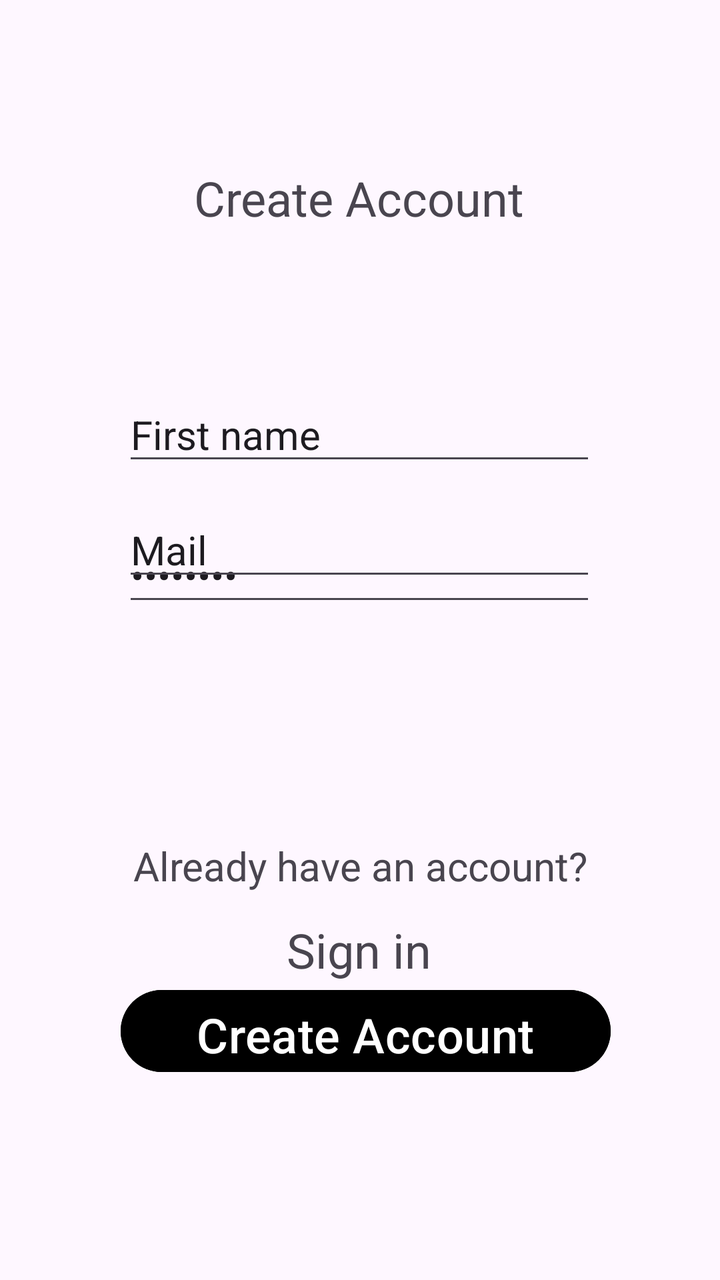
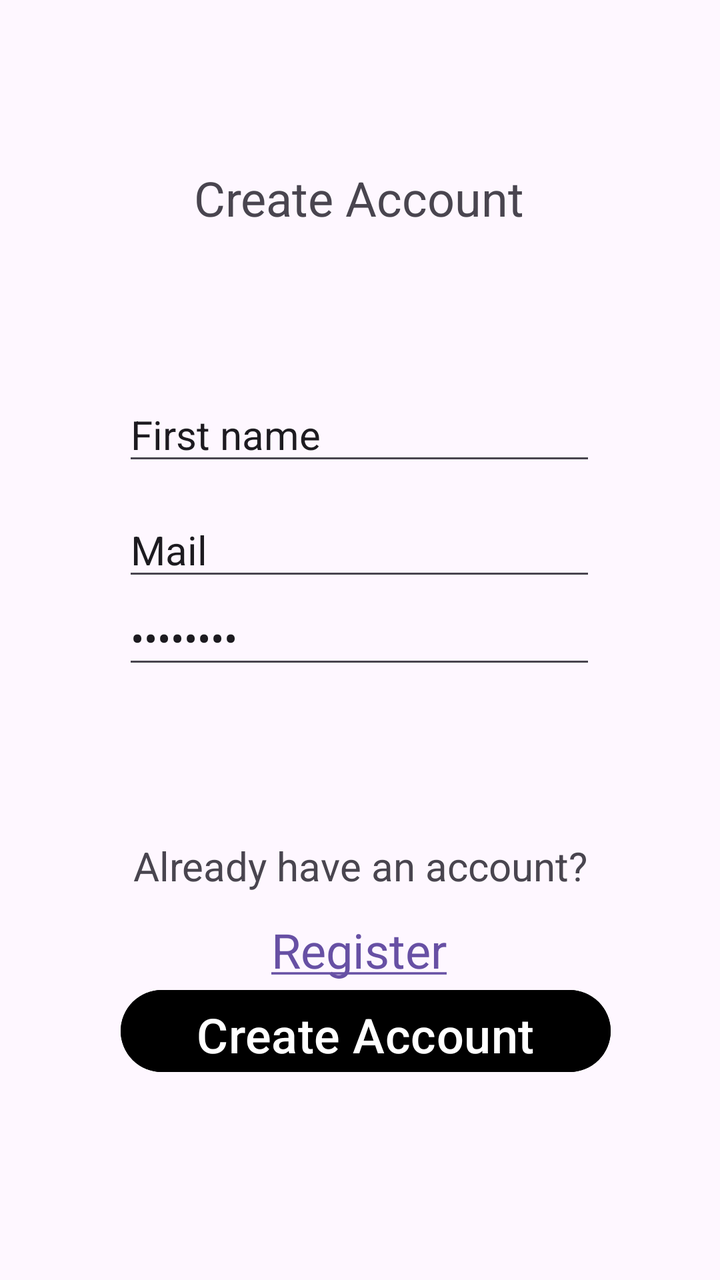

Screens rendered from an Android XML layout before and after an edit, with the pre-edit source and the edit as a unified diff.
<!-- AndroidManifest.xml: application theme Theme.GitScope -->
<!-- res/layout/activity_register.xml -->
<?xml version="1.0" encoding="utf-8"?>
<androidx.constraintlayout.widget.ConstraintLayout xmlns:android="http://schemas.android.com/apk/res/android"
    xmlns:app="http://schemas.android.com/apk/res-auto"
    xmlns:tools="http://schemas.android.com/tools"
    android:id="@+id/main"
    android:layout_width="match_parent"
    android:layout_height="match_parent"
    tools:context=".RegisterActivity">

    <EditText
        android:id="@+id/editTextTextPassword"
        android:layout_width="wrap_content"
        android:layout_height="wrap_content"
        android:layout_marginBottom="332dp"
        android:ems="10"
        android:inputType="textPassword"
        android:text="Password"
        android:textSize="20sp"
        app:layout_constraintBottom_toBottomOf="parent"
        app:layout_constraintEnd_toEndOf="parent"
        app:layout_constraintHorizontal_bias="0.497"
        app:layout_constraintStart_toStartOf="parent"
        app:layout_constraintTop_toBottomOf="@+id/editTextTextEmailAddress"
        app:layout_constraintVertical_bias="1.0" />

    <TextView
        android:id="@+id/textView2"
        android:layout_width="wrap_content"
        android:layout_height="wrap_content"
        android:text="Already have an account?"
        android:textSize="20sp"
        app:layout_constraintBottom_toBottomOf="parent"
        app:layout_constraintEnd_toEndOf="parent"
        app:layout_constraintStart_toStartOf="parent"
        app:layout_constraintTop_toTopOf="parent"
        app:layout_constraintVertical_bias="0.684" />

    <EditText
        android:id="@+id/editTextText"
        android:layout_width="wrap_content"
        android:layout_height="wrap_content"
        android:ems="10"
        android:inputType="text"
        android:text="First name"
        android:textSize="20sp"
        app:layout_constraintBottom_toBottomOf="parent"
        app:layout_constraintEnd_toEndOf="parent"
        app:layout_constraintHorizontal_bias="0.497"
        app:layout_constraintStart_toStartOf="parent"
        app:layout_constraintTop_toTopOf="parent"
        app:layout_constraintVertical_bias="0.325" />

    <Button
        android:id="@+id/createBtn"
        android:layout_width="245dp"
        android:layout_height="49dp"
        android:layout_marginBottom="100dp"
        android:backgroundTint="@color/black"
        android:text="Create Account"
        android:textColorLink="@color/white"
        android:textSize="24sp"
        app:layout_constraintBottom_toBottomOf="parent"
        app:layout_constraintEnd_toEndOf="parent"
        app:layout_constraintHorizontal_bias="0.524"
        app:layout_constraintStart_toStartOf="parent"
        app:layout_constraintTop_toBottomOf="@+id/loginLink"
        app:layout_constraintVertical_bias="1.0" />

    <TextView
        android:id="@+id/loginLink"
        android:layout_width="wrap_content"
        android:layout_height="wrap_content"
        android:text="Sign in"
        android:textSize="24sp"
        app:layout_constraintBottom_toBottomOf="parent"
        app:layout_constraintEnd_toEndOf="parent"
        app:layout_constraintHorizontal_bias="0.498"
        app:layout_constraintStart_toStartOf="parent"
        app:layout_constraintTop_toTopOf="parent"
        app:layout_constraintVertical_bias="0.755" />

    <EditText
        android:id="@+id/editTextTextEmailAddress"
        android:layout_width="wrap_content"
        android:layout_height="wrap_content"
        android:ems="10"
        android:inputType="textEmailAddress"
        android:text="Mail"
        android:textSize="20sp"
        app:layout_constraintBottom_toBottomOf="parent"
        app:layout_constraintEnd_toEndOf="parent"
        app:layout_constraintHorizontal_bias="0.497"
        app:layout_constraintStart_toStartOf="parent"
        app:layout_constraintTop_toBottomOf="@+id/editTextText"
        app:layout_constraintVertical_bias="0.038" />

    <TextView
        android:id="@+id/textView5"
        android:layout_width="wrap_content"
        android:layout_height="wrap_content"
        android:text="Create Account"
        android:textSize="24sp"
        app:layout_constraintBottom_toBottomOf="parent"
        app:layout_constraintEnd_toEndOf="parent"
        app:layout_constraintHorizontal_bias="0.498"
        app:layout_constraintStart_toStartOf="parent"
        app:layout_constraintTop_toTopOf="parent"
        app:layout_constraintVertical_bias="0.136" />
</androidx.constraintlayout.widget.ConstraintLayout>
<!-- resources referenced by this layout -->
<resources>
  <color name="black">#FF000000</color>
  <color name="white">#FFFFFFFF</color>
  <style name="Theme.GitScope" parent="Base.Theme.GitScope" />
  <style name="Base.Theme.GitScope" parent="Theme.Material3.DayNight.NoActionBar">
          
          
      </style>
</resources>

<!-- the commit's change to res/layout/activity_register.xml (unified diff, before → after) -->
@@ -8,20 +8,19 @@
     tools:context=".RegisterActivity">
 
     <EditText
-        android:id="@+id/editTextTextPassword"
+        android:id="@+id/editTextPassword"
         android:layout_width="wrap_content"
         android:layout_height="wrap_content"
-        android:layout_marginBottom="332dp"
         android:ems="10"
         android:inputType="textPassword"
         android:text="Password"
         android:textSize="20sp"
-        app:layout_constraintBottom_toBottomOf="parent"
+        app:layout_constraintBottom_toTopOf="@+id/textView2"
         app:layout_constraintEnd_toEndOf="parent"
         app:layout_constraintHorizontal_bias="0.497"
         app:layout_constraintStart_toStartOf="parent"
-        app:layout_constraintTop_toBottomOf="@+id/editTextTextEmailAddress"
-        app:layout_constraintVertical_bias="1.0" />
+        app:layout_constraintTop_toBottomOf="@+id/editTextEmail"
+        app:layout_constraintVertical_bias="0.0" />
 
     <TextView
         android:id="@+id/textView2"
@@ -36,7 +35,7 @@
         app:layout_constraintVertical_bias="0.684" />
 
     <EditText
-        android:id="@+id/editTextText"
+        android:id="@+id/editTextName"
         android:layout_width="wrap_content"
         android:layout_height="wrap_content"
         android:ems="10"
@@ -70,7 +69,7 @@
         android:id="@+id/loginLink"
         android:layout_width="wrap_content"
         android:layout_height="wrap_content"
-        android:text="Sign in"
+        android:text="@string/hyperlink"
         android:textSize="24sp"
         app:layout_constraintBottom_toBottomOf="parent"
         app:layout_constraintEnd_toEndOf="parent"
@@ -80,7 +79,7 @@
         app:layout_constraintVertical_bias="0.755" />
 
     <EditText
-        android:id="@+id/editTextTextEmailAddress"
+        android:id="@+id/editTextEmail"
         android:layout_width="wrap_content"
         android:layout_height="wrap_content"
         android:ems="10"
@@ -91,7 +90,7 @@
         app:layout_constraintEnd_toEndOf="parent"
         app:layout_constraintHorizontal_bias="0.497"
         app:layout_constraintStart_toStartOf="parent"
-        app:layout_constraintTop_toBottomOf="@+id/editTextText"
+        app:layout_constraintTop_toBottomOf="@+id/editTextName"
         app:layout_constraintVertical_bias="0.038" />
 
     <TextView
<!-- resource entries referenced after the edit -->
@@ -2,6 +2,7 @@
 <resources>
   <color name="black">#FF000000</color>
   <color name="white">#FFFFFFFF</color>
+  <string name="hyperlink"><a href="https://gritacademy.se/">Register</a></string>
   <style name="Theme.GitScope" parent="Base.Theme.GitScope" />
   <style name="Base.Theme.GitScope" parent="Theme.Material3.DayNight.NoActionBar">
           
